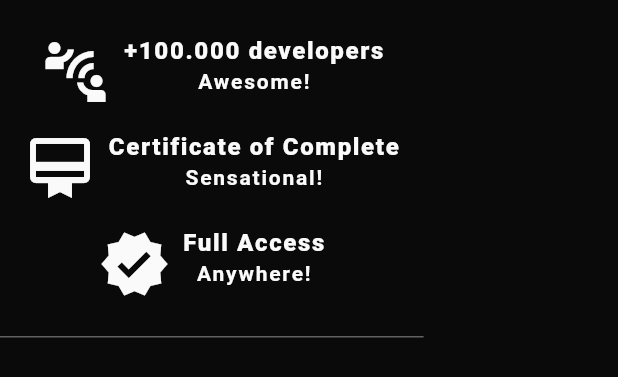
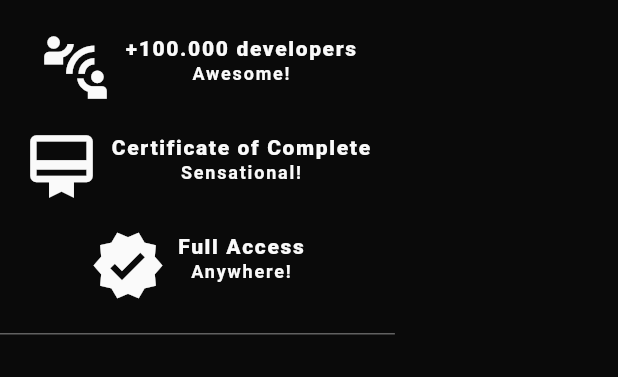
Before and after one commit to felipecastrosales/fludemy, a Flutter app: the AdvantagesSection widget shown alone on an empty page, opened directly, on a phone screen of 412 x 824 dp. Shown: the top 377 px of the screen. Run offline on Flutter 3.47's test engine with Material 2 defaults, Android fonts, the phone set to English and light mode, and no system bars; our stand-ins replace auto_size_text; network calls fail.

Commit message:
Using the AutoSizeText Package

```diff
--- a/lib/main.dart
+++ b/lib/main.dart
@@ -10,7 +10,7 @@ class MyApp extends StatelessWidget {
   @override
   Widget build(BuildContext context) {
     return MaterialApp(
-      title: 'FLUdemy - Courses',
+      title: 'FLUdemy | Courses',
       debugShowCheckedModeBanner: false,
       theme: ThemeData(
         primarySwatch: Colors.blue,
--- a/lib/pages/home/widgets/sections/advantages_section.dart
+++ b/lib/pages/home/widgets/sections/advantages_section.dart
@@ -7,24 +7,24 @@ class AdvantagesSection extends StatelessWidget {
       return Row(
         mainAxisSize: MainAxisSize.min,
         children: [
-          Icon(iconData, color: Colors.grey[50], size: 48),
+          Icon(iconData, color: Colors.grey[50], size: 50),
           SizedBox(width: 8),
           Column(
             children: [
               Text(
                 title,
                 style: TextStyle(
-                  fontSize: 16,
+                  fontSize: 14,
                   fontWeight: FontWeight.w800,
                   color: Colors.grey[50],
                   letterSpacing: 1.1,
-                  height: 0.4,
+                  height: 0.25,
                 ),
               ),
               Text(
                 subtitle,
                 style: TextStyle(
-                  fontSize: 14,
+                  fontSize: 12,
                   fontWeight: FontWeight.w600,
                   color: Colors.grey[50],
                   letterSpacing: 1.2,
@@ -37,7 +37,7 @@ class AdvantagesSection extends StatelessWidget {
     }
 
     return Container(
-      padding: const EdgeInsets.symmetric(vertical: 24, horizontal: 16),
+      padding: const EdgeInsets.symmetric(vertical: 20, horizontal: 16),
       decoration: BoxDecoration(
         border: Border(bottom: BorderSide(color: Colors.grey[700])),
       ),
--- a/lib/pages/home/widgets/sections/course_section.dart
+++ b/lib/pages/home/widgets/sections/course_section.dart
@@ -15,8 +15,8 @@ class CourseSection extends StatelessWidget {
             mainAxisSpacing: 16,
           ),
           padding: EdgeInsets.symmetric(
-              vertical: 16,
-              horizontal: constraints.maxWidth >= tabletBreakpoint ? 0 : 16),
+            vertical: 16,
+            horizontal: constraints.maxWidth >= tabletBreakpoint ? 0 : 16),
           physics: NeverScrollableScrollPhysics(),
           itemCount: 20,
           shrinkWrap: true,
--- a/pubspec.yaml
+++ b/pubspec.yaml
@@ -28,6 +28,7 @@ dependencies:
   # The following adds the Cupertino Icons font to your application.
   # Use with the CupertinoIcons class for iOS style icons.
   cupertino_icons: ^1.0.1
+  auto_size_text: ^2.1.0
 
 dev_dependencies:
   effective_dart: ^1.3.0
```
Also changed, not shown: lib/pages/home/widgets/sections/course_item.dart (+32 -12 lines).
